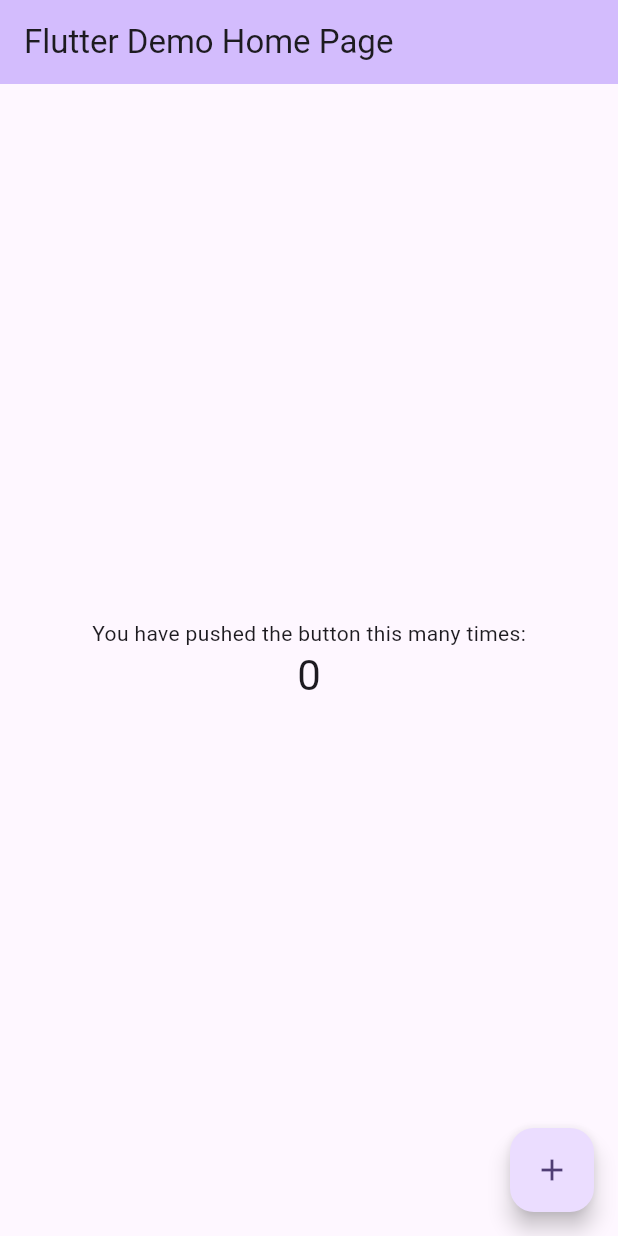
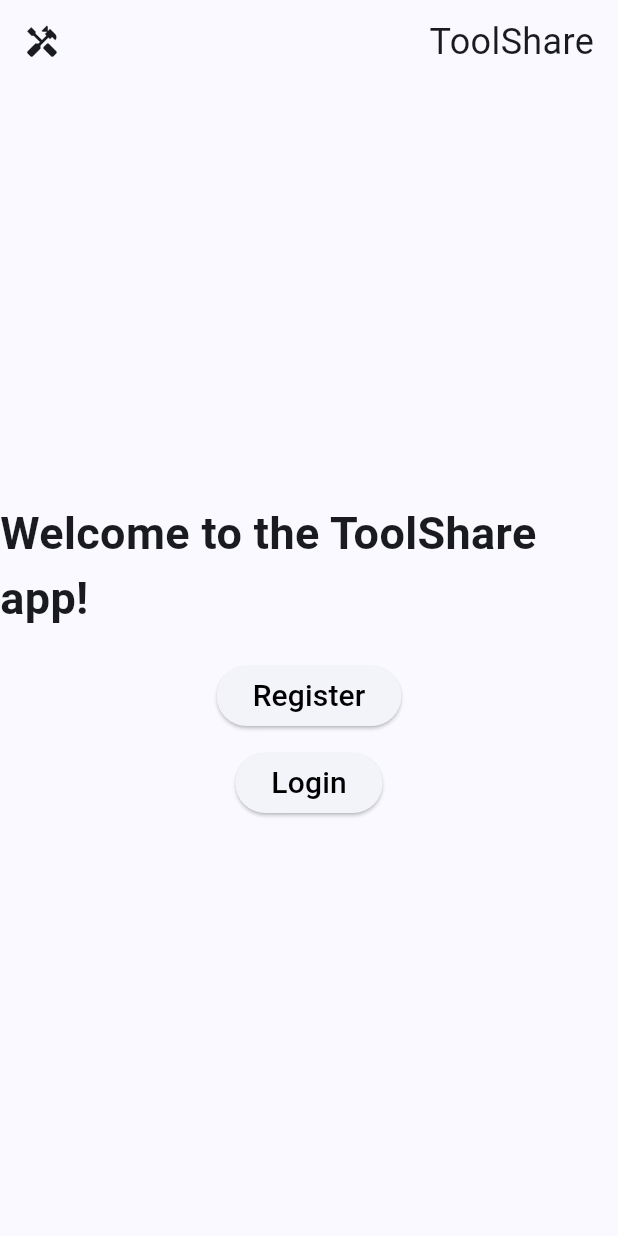
Before and after one commit to 25thNight0901/ToolShare, a Flutter app: the screen it shows after launch, on a phone screen of 412 x 824 dp. Run offline on Flutter 3.47's test engine with Material 3 defaults, Android fonts, the light colour scheme and no system bars; our stand-ins replace firebase_core; accounts and stored records are empty.

Commit message:
Add very basic home screen; Configure Firebase.

```diff
--- a/lib/main.dart
+++ b/lib/main.dart
@@ -1,6 +1,13 @@
 import 'package:flutter/material.dart';
+import 'package:firebase_core/firebase_core.dart';
+import 'package:toolshare/screens/home.dart';
+import 'package:toolshare/screens/login.dart';
+import 'package:toolshare/screens/register.dart';
+import 'firebase_options.dart';
 
-void main() {
+void main() async {
+  WidgetsFlutterBinding.ensureInitialized();
+  await Firebase.initializeApp(options: DefaultFirebaseOptions.currentPlatform);
   runApp(const MyApp());
 }
 
@@ -11,112 +18,16 @@ class MyApp extends StatelessWidget {
   @override
   Widget build(BuildContext context) {
     return MaterialApp(
-      title: 'Flutter Demo',
+      title: 'ToolShare',
       theme: ThemeData(
-        // This is the theme of your application.
-        //
-        // TRY THIS: Try running your application with "flutter run". You'll see
-        // the application has a purple toolbar. Then, without quitting the app,
-        // try changing the seedColor in the colorScheme below to Colors.green
-        // and then invoke "hot reload" (save your changes or press the "hot
-        // reload" button in a Flutter-supported IDE, or press "r" if you used
-        // the command line to start the app).
-        //
-        // Notice that the counter didn't reset back to zero; the application
-        // state is not lost during the reload. To reset the state, use hot
-        // restart instead.
-        //
-        // This works for code too, not just values: Most code changes can be
-        // tested with just a hot reload.
-        colorScheme: ColorScheme.fromSeed(seedColor: Colors.deepPurple),
+        colorScheme: ColorScheme.fromSeed(seedColor: Colors.blueAccent),
       ),
-      home: const MyHomePage(title: 'Flutter Demo Home Page'),
+      initialRoute: '/',
+      routes: {
+        '/': (context) => const Home(),
+        '/register': (context) => const Register(),
+        '/login': (context) => const Login(),
+      },
     );
   }
 }
-
-class MyHomePage extends StatefulWidget {
-  const MyHomePage({super.key, required this.title});
-
-  // This widget is the home page of your application. It is stateful, meaning
-  // that it has a State object (defined below) that contains fields that affect
-  // how it looks.
-
-  // This class is the configuration for the state. It holds the values (in this
-  // case the title) provided by the parent (in this case the App widget) and
-  // used by the build method of the State. Fields in a Widget subclass are
-  // always marked "final".
-
-  final String title;
-
-  @override
-  State<MyHomePage> createState() => _MyHomePageState();
-}
-
-class _MyHomePageState extends State<MyHomePage> {
-  int _counter = 0;
-
-  void _incrementCounter() {
-    setState(() {
-      // This call to setState tells the Flutter framework that something has
-      // changed in this State, which causes it to rerun the build method below
-      // so that the display can reflect the updated values. If we changed
-      // _counter without calling setState(), then the build method would not be
-      // called again, and so nothing would appear to happen.
-      _counter++;
-    });
-  }
-
-  @override
-  Widget build(BuildContext context) {
-    // This method is rerun every time setState is called, for instance as done
-    // by the _incrementCounter method above.
-    //
-    // The Flutter framework has been optimized to make rerunning build methods
-    // fast, so that you can just rebuild anything that needs updating rather
-    // than having to individually change instances of widgets.
-    return Scaffold(
-      appBar: AppBar(
-        // TRY THIS: Try changing the color here to a specific color (to
-        // Colors.amber, perhaps?) and trigger a hot reload to see the AppBar
-        // change color while the other colors stay the same.
-        backgroundColor: Theme.of(context).colorScheme.inversePrimary,
-        // Here we take the value from the MyHomePage object that was created by
-        // the App.build method, and use it to set our appbar title.
-        title: Text(widget.title),
-      ),
-      body: Center(
-        // Center is a layout widget. It takes a single child and positions it
-        // in the middle of the parent.
-        child: Column(
-          // Column is also a layout widget. It takes a list of children and
-          // arranges them vertically. By default, it sizes itself to fit its
-          // children horizontally, and tries to be as tall as its parent.
-          //
-          // Column has various properties to control how it sizes itself and
-          // how it positions its children. Here we use mainAxisAlignment to
-          // center the children vertically; the main axis here is the vertical
-          // axis because Columns are vertical (the cross axis would be
-          // horizontal).
-          //
-          // TRY THIS: Invoke "debug painting" (choose the "Toggle Debug Paint"
-          // action in the IDE, or press "p" in the console), to see the
-          // wireframe for each widget.
-          mainAxisAlignment: MainAxisAlignment.center,
-          children: <Widget>[
-            const Text('You have pushed the button this many times:'),
-            Text(
-              '$_counter',
-              style: Theme.of(context).textTheme.headlineMedium,
-            ),
-          ],
-        ),
-      ),
-      floatingActionButton: FloatingActionButton(
-        onPressed: _incrementCounter,
-        tooltip: 'Increment',
-        child: const Icon(Icons.add),
-      ), // This trailing comma makes auto-formatting nicer for build methods.
-    );
-  }
-}
--- /dev/null
+++ b/lib/screens/home.dart
@@ -0,0 +1,51 @@
+import 'package:flutter/material.dart';
+
+class Home extends StatelessWidget {
+  const Home({super.key});
+
+  @override
+  Widget build(BuildContext context) {
+    return Scaffold(
+      appBar: AppBar(
+        leading: Icon(Icons.handyman),
+        actions: [
+          Padding(
+            padding: const EdgeInsets.symmetric(horizontal: 16.0),
+            child: const Text('ToolShare', style: TextStyle(fontSize: 24)),
+          ),
+        ],
+      ),
+      body: Center(
+        child: Column(
+          mainAxisAlignment: MainAxisAlignment.center,
+          children: [
+            Text(
+              'Welcome to the ToolShare app!',
+              style: TextStyle(fontSize: 30, fontWeight: FontWeight.bold),
+            ),
+            const SizedBox(height: 20),
+            ElevatedButton(
+              onPressed: () {
+                Navigator.pushNamed(context, '/register');
+              },
+              child: const Text(
+                'Register',
+                style: TextStyle(color: Colors.black, fontSize: 20),
+              ),
+            ),
+            const SizedBox(height: 10),
+            ElevatedButton(
+              onPressed: () {
+                Navigator.pushNamed(context, '/login');
+              },
+              child: const Text(
+                'Login',
+                style: TextStyle(color: Colors.black, fontSize: 20),
+              ),
+            ),
+          ],
+        ),
+      ),
+    );
+  }
+}
--- /dev/null
+++ b/lib/screens/login.dart
@@ -0,0 +1,15 @@
+import 'package:flutter/material.dart';
+
+class Login extends StatefulWidget {
+  const Login({super.key});
+
+  @override
+  State<Login> createState() => _LoginState();
+}
+
+class _LoginState extends State<Login> {
+  @override
+  Widget build(BuildContext context) {
+    return const Placeholder();
+  }
+}
--- /dev/null
+++ b/lib/screens/register.dart
@@ -0,0 +1,15 @@
+import 'package:flutter/material.dart';
+
+class Register extends StatefulWidget {
+  const Register({super.key});
+
+  @override
+  State<Register> createState() => _RegisterState();
+}
+
+class _RegisterState extends State<Register> {
+  @override
+  Widget build(BuildContext context) {
+    return const Placeholder();
+  }
+}
--- a/pubspec.yaml
+++ b/pubspec.yaml
@@ -2,7 +2,7 @@ name: toolshare
 description: "A new Flutter project."
 # The following line prevents the package from being accidentally published to
 # pub.dev using `flutter pub publish`. This is preferred for private packages.
-publish_to: 'none' # Remove this line if you wish to publish to pub.dev
+publish_to: "none" # Remove this line if you wish to publish to pub.dev
 
 # The following defines the version and build number for your application.
 # A version number is three numbers separated by dots, like 1.2.43
@@ -34,6 +34,8 @@ dependencies:
   # The following adds the Cupertino Icons font to your application.
   # Use with the CupertinoIcons class for iOS style icons.
   cupertino_icons: ^1.0.8
+  firebase_core: ^2.24.2
+  cloud_firestore: ^4.14.0
 
 dev_dependencies:
   flutter_test:
@@ -51,7 +53,6 @@ dev_dependencies:
 
 # The following section is specific to Flutter packages.
 flutter:
-
   # The following line ensures that the Material Icons font is
   # included with your application, so that you can use the icons in
   # the material Icons class.
```
Also changed, not shown: firebase.json (added), lib/firebase_options.dart (added), pubspec.lock, 6 other files.
